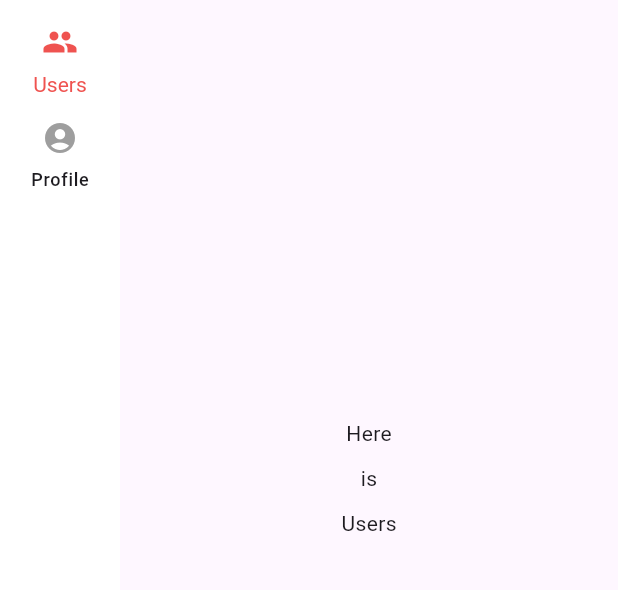
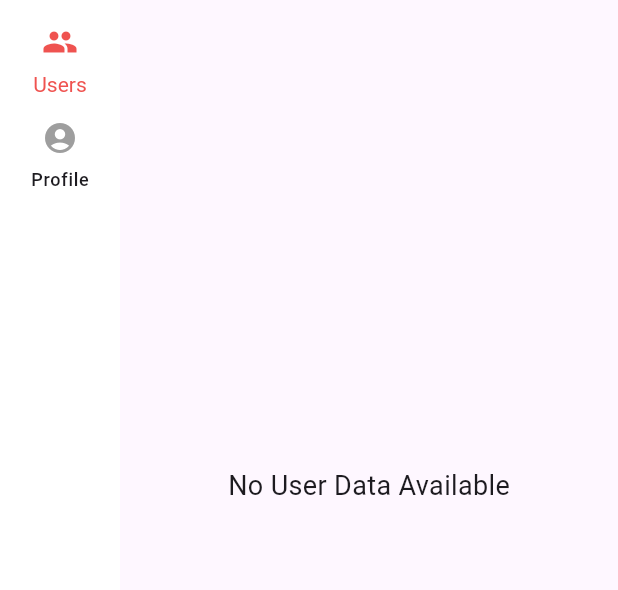
Before and after one commit to doubleKso/QR_Scanner_test, a Flutter app: the screen it shows after launch, after a tap on "Users", on a phone screen of 412 x 824 dp, the part 174-764 px from its top. Run offline on Flutter 3.47's test engine with Material 3 defaults, Android fonts, the phone set to English and light mode, and no system bars; our stand-ins replace cloud_firestore, firebase_core, get, qr_flutter; missing offline and left inert: qr_code_scanner; accounts and stored records are empty; statements that could not run were skipped.

Commit message:
create read users and read qr update

```diff
--- a/lucky_draw_dashboard/lib/admin/screens/admin_home.dart
+++ b/lucky_draw_dashboard/lib/admin/screens/admin_home.dart
@@ -1,7 +1,7 @@
 import 'package:flutter/material.dart';
 import 'package:lucky_draw_dashboard/admin/screens/account_screen.dart';
 import 'package:lucky_draw_dashboard/admin/screens/qr_screen.dart';
-import 'package:lucky_draw_dashboard/admin/screens/users_screen.dart';
+import 'package:lucky_draw_dashboard/admin/screens/read_users_screen.dart';
 
 class AdminHome extends StatefulWidget {
   const AdminHome({super.key});
--- a/lucky_draw_dashboard/lib/admin/screens/qr_screen.dart
+++ b/lucky_draw_dashboard/lib/admin/screens/qr_screen.dart
@@ -3,10 +3,6 @@ import 'package:flutter/material.dart';
 import 'package:lucky_draw_dashboard/admin/screens/create_qr_codes.dart';
 import 'package:lucky_draw_dashboard/admin/screens/read_qr_codes.dart';
 import 'package:lucky_draw_dashboard/widgets/widgets.dart';
-
-// import 'package:luckydraw_test/admin/services/firestore_service.dart';
-// import 'package:qr_flutter/qr_flutter.dart';
-// import 'package:uuid/uuid.dart';
 
 class QrScreens extends StatefulWidget {
   const QrScreens({super.key});
--- /dev/null
+++ b/lucky_draw_dashboard/lib/admin/screens/read_users_screen.dart
@@ -0,0 +1,206 @@
+import 'package:cloud_firestore/cloud_firestore.dart';
+import 'package:flutter/material.dart';
+// import 'package:intl/intl.dart';
+import 'package:lucky_draw_dashboard/admin/screens/update_users.dart';
+import 'package:lucky_draw_dashboard/admin/services/firestore_service.dart';
+
+class UsersScreen extends StatefulWidget {
+  const UsersScreen({super.key});
+
+  @override
+  State<UsersScreen> createState() => _UsersScreenState();
+}
+
+class _UsersScreenState extends State<UsersScreen> {
+  final CollectionReference users =
+      FirebaseFirestore.instance.collection('Users');
+  List<Map<String, dynamic>> _data = [];
+
+  bool isLoading = true;
+
+  final FirestoreService _firestoreService = FirestoreService();
+
+  @override
+  void initState() {
+    super.initState();
+    _fetchUsers();
+  }
+
+  Future<void> _fetchUsers() async {
+    try {
+      setState(() {
+        isLoading = true;
+      });
+
+      // Fetch the data
+      List<Map<String, dynamic>> fetchedData =
+          await _firestoreService.fetchUsers();
+
+      setState(() {
+        _data = fetchedData;
+        isLoading = false;
+      });
+    } catch (error) {
+      setState(() {
+        isLoading = false;
+      });
+
+      ScaffoldMessenger.of(context).showSnackBar(
+        SnackBar(content: Text("Error fetching QR codes: $error")),
+      );
+    }
+  }
+
+  @override
+  Widget build(BuildContext context) {
+    return Center(
+      child: Scaffold(
+        // appBar: AppBar(
+        //   backgroundColor: Colors.transparent,
+        //   foregroundColor: Colors.red, // Change color if needed
+        //   title: const Text(
+        //     "Users",
+        //     style: TextStyle(fontSize: 15),
+        //   ),
+        // ),
+        body: Container(
+          padding: const EdgeInsets.all(25.0),
+          child: isLoading
+              ? const Center(
+                  child: CircularProgressIndicator(
+                      backgroundColor: Colors.grey,
+                      color: Colors.redAccent // Adjust color
+                      ),
+                )
+              : _data.isEmpty
+                  ? const Center(
+                      child: Text(
+                        "No User Data Available",
+                        style: TextStyle(fontSize: 18),
+                      ),
+                    )
+                  : SingleChildScrollView(
+                      scrollDirection: Axis.horizontal,
+                      child: SingleChildScrollView(
+                        scrollDirection: Axis.vertical,
+                        child: DataTable(
+                          columnSpacing: 40.0, // Adjust spacing
+                          columns: const [
+                            DataColumn(
+                              label: Text(
+                                "No",
+                                style: TextStyle(
+                                    fontWeight: FontWeight.bold, fontSize: 14),
+                              ),
+                            ),
+                            DataColumn(
+                              label: Text(
+                                "Username",
+                                style: TextStyle(
+                                    fontWeight: FontWeight.bold, fontSize: 14),
+                              ),
+                            ),
+                            DataColumn(
+                              label: Text(
+                                "Email",
+                                style: TextStyle(
+                                    fontWeight: FontWeight.bold, fontSize: 14),
+                              ),
+                            ),
+                            // DataColumn(
+                            //   label: Text(
+                            //     "Role",
+                            //     style: TextStyle(
+                            //         fontWeight: FontWeight.bold, fontSize: 14),
+                            //   ),
+                            // ),
+                            // DataColumn(
+                            //   label: Text(
+                            //     "Created Date",
+                            //     style: TextStyle(
+                            //         fontWeight: FontWeight.bold, fontSize: 14),
+                            //   ),
+                            // ),
+                            DataColumn(
+                              label: Text(
+                                "Actions",
+                                style: TextStyle(
+                                    fontWeight: FontWeight.bold, fontSize: 14),
+                              ),
+                            ),
+                          ],
+                          rows: _data.map((user) {
+                            return DataRow(cells: [
+                              // DataCell(Text(user['id'] ?? 'N/A')),
+                              DataCell(Center(
+                                  child: Text(
+                                      (_data.indexOf(user) + 1).toString()))),
+                              DataCell(Text(user['username'] ?? 'N/A')),
+                              DataCell(Text(user['email'] ?? 'N/A')),
+                              // DataCell(Text(user['role'] ?? 'N/A')),
+                              // DataCell(
+                              //   user['createdDate'] != null
+                              //       ? Text(DateFormat.yMMMMEEEEd()
+                              //           .format(user['createdDate']?.toDate()))
+                              //       : const Center(child: Text('N/A')),
+                              // ),
+                              DataCell(
+                                Row(
+                                  mainAxisSize: MainAxisSize.min,
+                                  children: [
+                                    IconButton(
+                                      icon: const Icon(Icons.edit_outlined,
+                                          color: Colors.redAccent),
+                                      onPressed: () {
+                                        // Navigate to edit user page
+                                        Navigator.push(
+                                          context,
+                                          MaterialPageRoute(
+                                            builder: (context) => UpdateUsers(
+                                                userId: user['id']!),
+                                          ),
+                                        );
+                                      },
+                                    ),
+                                    IconButton(
+                                      icon: const Icon(
+                                          Icons.delete_forever_outlined,
+                                          color: Colors.redAccent),
+                                      onPressed: () async {
+                                        try {
+                                          await _firestoreService
+                                              .deleteUser(user["id"]!);
+                                          ScaffoldMessenger.of(context)
+                                              .showSnackBar(
+                                            const SnackBar(
+                                                backgroundColor: Colors.green,
+                                                duration: Duration(seconds: 1),
+                                                content: Text(
+                                                    "User deleted successfully.")),
+                                          );
+                                          _fetchUsers(); // Refresh the list
+                                        } catch (e) {
+                                          ScaffoldMessenger.of(context)
+                                              .showSnackBar(
+                                            SnackBar(
+                                                backgroundColor: Colors.red,
+                                                duration: Duration(seconds: 1),
+                                                content: Text(
+                                                    "Error deleting user: $e")),
+                                          );
+                                        }
+                                      },
+                                    ),
+                                  ],
+                                ),
+                              ),
+                            ]);
+                          }).toList(),
+                        ),
+                      ),
+                    ),
+        ),
+      ),
+    );
+  }
+}
--- a/lucky_draw_dashboard/lib/admin/screens/users_screen.dart
+++ /dev/null
@@ -1,36 +0,0 @@
-import 'package:flutter/material.dart';
-
-class UsersScreen extends StatefulWidget {
-  const UsersScreen({super.key});
-
-  @override
-  State<UsersScreen> createState() => _UsersScreenState();
-}
-
-class _UsersScreenState extends State<UsersScreen> {
-  @override
-  Widget build(BuildContext context) {
-    return const Center(
-        child: SizedBox(
-      // decoration: BoxDecoration(color: Colors.grey[50]),
-      width: double.infinity,
-      child: Column(
-        mainAxisAlignment: MainAxisAlignment.center,
-        children: [
-          Text("Here"),
-          SizedBox(
-            height: 10,
-          ),
-          Text("is"),
-          SizedBox(
-            height: 10,
-          ),
-          Text("Users"),
-          SizedBox(
-            height: 10,
-          ),
-        ],
-      ),
-    ));
-  }
-}
--- a/lucky_draw_dashboard/lib/admin/services/firestore_service.dart
+++ b/lucky_draw_dashboard/lib/admin/services/firestore_service.dart
@@ -3,6 +3,8 @@ import 'package:cloud_firestore/cloud_firestore.dart';
 class FirestoreService {
   final CollectionReference qrCodes =
       FirebaseFirestore.instance.collection('QrCodes');
+  final CollectionReference users =
+      FirebaseFirestore.instance.collection('Users');
 
   Future<void> addQrCode(String qrData, String prize, String expiredDate) {
     try {
@@ -74,6 +76,19 @@ class FirestoreService {
     }
   }
 
+  Future<Map<String, dynamic>> getUserById(String id) async {
+    try {
+      DocumentSnapshot snapshot = await users.doc(id).get();
+      if (snapshot.exists) {
+        return snapshot.data() as Map<String, dynamic>;
+      } else {
+        throw Exception("QR code not found");
+      }
+    } catch (e) {
+      throw Exception("Failed to fetch QR code: $e");
+    }
+  }
+
   Future<void> deleteQrCode(String documentId) async {
     try {
       await qrCodes.doc(documentId).delete();
@@ -82,4 +97,28 @@ class FirestoreService {
       print("Error deleting document: $e");
     }
   }
+
+  Future<void> deleteUser(String documentId) async {
+    try {
+      await users.doc(documentId).delete();
+      print("Document with ID: $documentId deleted successfully.");
+    } catch (e) {
+      print("Error deleting document: $e");
+    }
+  }
+
+  Future<List<Map<String, dynamic>>> fetchUsers() async {
+    try {
+      QuerySnapshot querySnapshot =
+          await users.orderBy('timestamp', descending: true).get();
+      return querySnapshot.docs.map((doc) {
+        Map<String, dynamic> data = doc.data() as Map<String, dynamic>;
+        data['id'] = doc.id;
+        return data;
+      }).toList();
+    } catch (e) {
+      print("Error fetching data: $e");
+      return [];
+    }
+  }
 }
```
Also changed, not shown: lucky_draw_dashboard/lib/admin/screens/read_qr_codes.dart (+23 -11 lines), lucky_draw_dashboard/lib/admin/screens/update_users.dart (added, +16 -0 lines).
